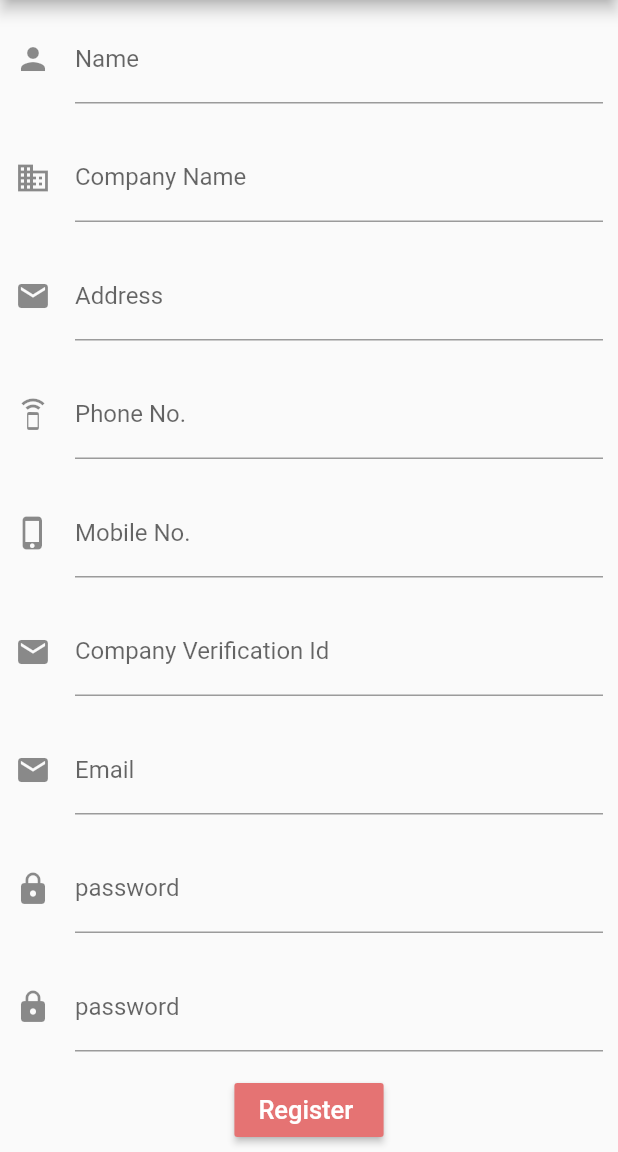
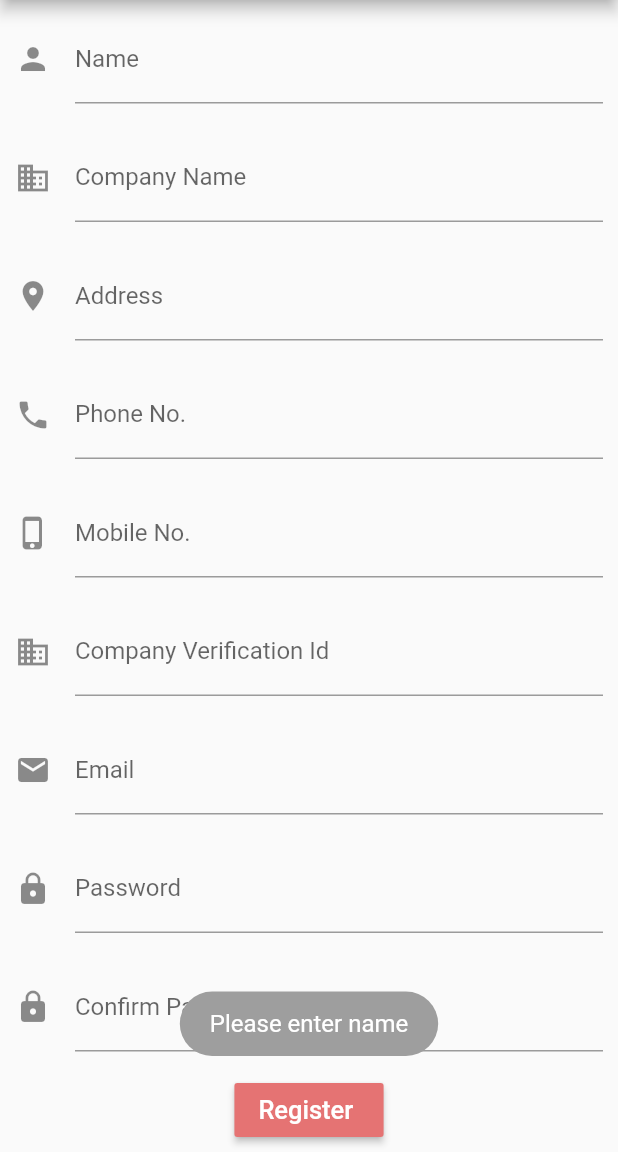
Before and after one commit to mrsambhi/job_portal, a Flutter app: the RegistrationProvider screen opened directly, after a tap on "Register", on a phone screen of 412 x 824 dp, the part 84-1236 px from its top. Run offline on Flutter 3.47's test engine with Material 2 defaults, Android fonts, the phone set to English and light mode, and no system bars; our stand-ins replace fluttertoast, shared_preferences; accounts and stored records are empty.

Commit message:
Login And Register API Implemented

```diff
--- a/lib/screens/Provider/login_provider.dart
+++ b/lib/screens/Provider/login_provider.dart
@@ -44,13 +44,15 @@ class LoginProviderFormState extends State<LoginProvider> {
       httpClient.close();
       Map data = json.decode(reply);
       String status = data['status'].toString();
-      for(var d in data['err']){
+      String err = data['err'].toString();
+      /*for(var d in data['err']){
         print(" ${d}");
         setState(() {
           id=d['id'];
 
         });
-      }
+      }*/
+
       print('RESPONCE_DATA : ' + status);
       CustomProgressLoader.cancelLoader(context);
 
--- a/lib/screens/Provider/registration_provider.dart
+++ b/lib/screens/Provider/registration_provider.dart
@@ -1,5 +1,13 @@
+import 'dart:io';
+import 'dart:async';
+import 'dart:convert';
+
 import 'package:flutter/material.dart';
-import 'package:job_portal/screens/seekers/login.dart';
+import 'package:fluttertoast/fluttertoast.dart';
+import 'package:job_portal/screens/Provider/login_provider.dart';
+import 'package:job_portal/screens/CustomProgressLoader.dart';
+import 'package:job_portal/screens/Constantss.dart';
+import 'package:shared_preferences/shared_preferences.dart';
 /*import 'package:image_picker/image_picker.dart';
 import 'dart:async';
 import 'dart:io';*/
@@ -15,7 +23,73 @@ class RegistrationProviderFormState extends State<RegistrationProvider> {
 
   final _scaffoldKey = GlobalKey<ScaffoldState>();
   TextEditingController password = new TextEditingController();
+  TextEditingController name = new TextEditingController();
+  TextEditingController companyName = new TextEditingController();
+  TextEditingController address = new TextEditingController();
+  TextEditingController phone = new TextEditingController();
+  TextEditingController mobile = new TextEditingController();
+  TextEditingController cvi = new TextEditingController();
 
+  TextEditingController email = new TextEditingController();
+  String reply;
+
+
+  Future<String> apiRequest(String url, Map jsonMap) async {
+    try {
+      CustomProgressLoader.showLoader(context);
+
+      HttpClient httpClient = new HttpClient();
+      HttpClientRequest request = await httpClient.postUrl(Uri.parse(url));
+      request.headers.set('content-type', 'application/json');
+      request.add(utf8.encode(json.encode(jsonMap)));
+      HttpClientResponse response = await request.close();
+      // todo - you should check the response.statusCode
+      var reply = await response.transform(utf8.decoder).join();
+      httpClient.close();
+      Map data = json.decode(reply);
+      String status = data['status'].toString();
+
+      print('RESPONCE_DATA : ' + status);
+
+      CustomProgressLoader.cancelLoader(context);
+
+      if (status == "1") {
+        Fluttertoast.showToast(
+            msg: "Successfully Register",
+            toastLength: Toast.LENGTH_SHORT,
+            gravity: ToastGravity.BOTTOM,
+            timeInSecForIos: 1,
+            backgroundColor: Colors.grey,
+            textColor: Colors.white,
+            fontSize: 16.0);
+        Navigator.push(  context,
+            new MaterialPageRoute(builder: (BuildContext context) => LoginProvider()));
+        return reply;
+      } else  {
+        Fluttertoast.showToast(
+            msg: "Try Again ,Some Thing Went Wrong",
+            toastLength: Toast.LENGTH_SHORT,
+            gravity: ToastGravity.BOTTOM,
+            timeInSecForIos: 1,
+
+            backgroundColor: Colors.black26,
+            textColor: Colors.white,
+            fontSize: 16.0);
+      }
+    } catch (e) {
+      CustomProgressLoader.cancelLoader(context);
+      print(e);
+      Fluttertoast.showToast(
+          msg: e.toString(),
+          toastLength: Toast.LENGTH_SHORT,
+          gravity: ToastGravity.BOTTOM,
+          timeInSecForIos: 1,
+          backgroundColor: Colors.black26,
+          textColor: Colors.white,
+          fontSize: 16.0);
+      return reply;
+    }
+  }
 
   /* Future getImage() async {
     var image = await ImagePicker.pickImage(source: ImageSource.camera);
@@ -24,28 +98,118 @@ class RegistrationProviderFormState extends State<RegistrationProvider> {
       _image = image;
     });
   }*/
-
-
-  void submit(){
-
-    if(_formKey.currentState.validate()){
-      final snackBar = SnackBar(content: Text('Sucessfully registered'));
-      _scaffoldKey.currentState.showSnackBar(snackBar);
-      Navigator.push(context,MaterialPageRoute(builder: (context) => LoginSeeker()));
-    }else{
-      Scaffold.of(context)
-          .showSnackBar(SnackBar(content: Text('Please Enter full data')));
-    }
-  }
-  String validateEmail(String value) {
+  Future validation() async {
     Pattern pattern =
         r'^(([^<>()[\]\\.,;:\s@\"]+(\.[^<>()[\]\\.,;:\s@\"]+)*)|(\".+\"))@((\[[0-9]{1,3}\.[0-9]{1,3}\.[0-9]{1,3}\.[0-9]{1,3}\])|(([a-zA-Z\-0-9]+\.)+[a-zA-Z]{2,}))$';
     RegExp regex = new RegExp(pattern);
-    if (!regex.hasMatch(value))
-      return 'Enter Valid Email';
-    else
-      return null;
+
+    if (name.text.isEmpty) {
+      Fluttertoast.showToast(
+          msg: "Please enter name",
+          toastLength: Toast.LENGTH_SHORT,
+          gravity: ToastGravity.BOTTOM,
+          timeInSecForIos: 1,
+          backgroundColor: Colors.grey,
+          textColor: Colors.white,
+          fontSize: 16.0);
+    }
+    else if (companyName.text.isEmpty) {
+      Fluttertoast.showToast(
+          msg: "Please enter Company Name",
+          toastLength: Toast.LENGTH_SHORT,
+          gravity: ToastGravity.BOTTOM,
+          timeInSecForIos: 1,
+          backgroundColor: Colors.grey,
+          textColor: Colors.white,
+          fontSize: 16.0);
+    }
+    else if (address.text.isEmpty) {
+      Fluttertoast.showToast(
+          msg: "Please enter address",
+          toastLength: Toast.LENGTH_SHORT,
+          gravity: ToastGravity.BOTTOM,
+          timeInSecForIos: 1,
+          backgroundColor: Colors.grey,
+          textColor: Colors.white,
+          fontSize: 16.0);
+    }else if (cvi.text.isEmpty) {
+      Fluttertoast.showToast(
+          msg: "Please enter company verification ID",
+          toastLength: Toast.LENGTH_SHORT,
+          gravity: ToastGravity.BOTTOM,
+          timeInSecForIos: 1,
+          backgroundColor: Colors.grey,
+          textColor: Colors.white,
+          fontSize: 16.0);
+    }else if (email.text.isEmpty) {
+      Fluttertoast.showToast(
+          msg: "Please enter email",
+          toastLength: Toast.LENGTH_SHORT,
+          gravity: ToastGravity.BOTTOM,
+          timeInSecForIos: 1,
+          backgroundColor: Colors.grey,
+          textColor: Colors.white,
+          fontSize: 16.0);
+    } else if (!regex.hasMatch(email.text)) {
+      Fluttertoast.showToast(
+          msg: "Please enter valid email",
+          toastLength: Toast.LENGTH_SHORT,
+          gravity: ToastGravity.BOTTOM,
+          timeInSecForIos: 1,
+          backgroundColor: Colors.grey,
+          textColor: Colors.white,
+          fontSize: 16.0);
+    } else if (mobile.text.isEmpty) {
+      Fluttertoast.showToast(
+          msg: "Please enter mobile no",
+          toastLength: Toast.LENGTH_SHORT,
+          gravity: ToastGravity.BOTTOM,
+          timeInSecForIos: 1,
+          backgroundColor: Colors.grey,
+          textColor: Colors.white,
+          fontSize: 16.0);
+    } else if (mobile.text.length != 10) {
+      Fluttertoast.showToast(
+          msg: "Please enter 10 digit mobile no",
+          toastLength: Toast.LENGTH_SHORT,
+          gravity: ToastGravity.BOTTOM,
+          timeInSecForIos: 1,
+          backgroundColor: Colors.grey,
+          textColor: Colors.white,
+          fontSize: 16.0);
+    } else if (password.text.isEmpty) {
+      Fluttertoast.showToast(
+          msg: "Please enter password",
+          toastLength: Toast.LENGTH_SHORT,
+          gravity: ToastGravity.BOTTOM,
+          timeInSecForIos: 1,
+          backgroundColor: Colors.grey,
+          textColor: Colors.white,
+          fontSize: 16.0);
+    } else if (password.text.length < 6) {
+      Fluttertoast.showToast(
+          msg: "Password atleast 6 character",
+          toastLength: Toast.LENGTH_SHORT,
+          gravity: ToastGravity.BOTTOM,
+          timeInSecForIos: 1,
+          backgroundColor: Colors.grey,
+          textColor: Colors.white,
+          fontSize: 16.0);
+    } else {
+      Map map = {
+        "name": '${name.text}',
+        "company": '${companyName.text}',
+        "address": '${address.text}',
+        "phno": '${phone.text}',
+        "mobile": '${mobile.text}',
+        "registration_no": '${cvi.text}',
+        "email": '${email.text}',
+        "password": '${password.text}'
+      };
+      apiRequest(Constants.SIGNUPPROVIDER_URL, map);
+    }
   }
+
   @override
   Widget build(BuildContext context) {
     // Build a Form widget using the _formKey created above.
@@ -57,9 +221,8 @@ class RegistrationProviderFormState extends State<RegistrationProvider> {
       ),
       body:
       SingleChildScrollView(
-        child:
-        new Form(
-          key: _formKey,
+
+
           child: Column(
             crossAxisAlignment: CrossAxisAlignment.start,
             children: <Widget>[
@@ -83,6 +246,7 @@ class RegistrationProviderFormState extends State<RegistrationProvider> {
               new Container(
                 margin: EdgeInsets.all(10.0),
                 child:TextFormField(
+                  controller: name,
                   decoration: const InputDecoration(
                     icon: Icon(Icons.person),
                     hintText: 'John Cena',
@@ -98,8 +262,10 @@ class RegistrationProviderFormState extends State<RegistrationProvider> {
                 ),
               ),
               new Container(
+
                 margin: EdgeInsets.all(10.0),
                 child:TextFormField(
+                  controller: companyName,
                   decoration: const InputDecoration(
                     icon: Icon(Icons.business),
                     hintText: 'ABCD',
@@ -116,8 +282,9 @@ class RegistrationProviderFormState extends State<RegistrationProvider> {
               ),new Container(
                 margin: EdgeInsets.all(10.0),
                 child:TextFormField(
+                  controller: address,
                   decoration: const InputDecoration(
-                    icon: Icon(Icons.email),
+                    icon: Icon(Icons.location_on),
                     hintText: '250, Vishnupuri colony..',
                     labelText: 'Address',
                   ),
@@ -134,8 +301,9 @@ class RegistrationProviderFormState extends State<RegistrationProvider> {
               new Container(
                 margin: EdgeInsets.all(10.0),
                 child:TextFormField(
+                  controller: phone,
                   decoration: const InputDecoration(
-                    icon: Icon(Icons.speaker_phone),
+                    icon: Icon(Icons.local_phone),
                     hintText: '9713222232',
                     labelText: 'Phone No.',
                   ),
@@ -152,6 +320,7 @@ class RegistrationProviderFormState extends State<RegistrationProvider> {
               new Container(
                 margin: EdgeInsets.all(10.0),
                 child:TextFormField(
+                  controller: mobile,
                   decoration: const InputDecoration(
                     icon: Icon(Icons.phone_iphone),
                     hintText: '9898989898',
@@ -167,69 +336,57 @@ class RegistrationProviderFormState extends State<RegistrationProvider> {
                 ),
               ),  new Container(
                 margin: EdgeInsets.all(10.0),
-                child:TextFormField(
+                child:TextField(
+                  controller: cvi,
                   decoration: const InputDecoration(
-                    icon: Icon(Icons.email),
+                    icon: Icon(Icons.business),
                     hintText: 'SIN-no.,TIN',
                     labelText: 'Company Verification Id',
                   ),
                   minLines: 1,
-                  validator: validateEmail,
+
                 ),
               ),  new Container(
                 margin: EdgeInsets.all(10.0),
-                child:TextFormField(
+                child:TextField(
+                  controller: email,
                   decoration: const InputDecoration(
                     icon: Icon(Icons.email),
                     hintText: 'john@gmail.com',
                     labelText: 'Email',
                   ),
                   minLines: 1,
-                  validator: validateEmail,
+
                 ),
               ),
 
               new Container(
                 margin: EdgeInsets.all(10.0),
 
-                child:TextFormField(
+                child:TextField(
                   decoration: const InputDecoration(
                     icon: Icon(Icons.lock),
-                    hintText: 'password',
-                    labelText: 'password',
+                    hintText: 'Enter Password',
+                    labelText: 'Password',
                   ),
                   controller: password,
-                  onSaved: (String value){
-
-                  },
                   obscureText: true,
                   minLines: 1,
-                  validator: (value) {
-                    if (value.length <6) {
-                      return 'minimum 6 letter';
-                    }
-                    return null;
-                  },
                 ),
               ),
 
               new Container(
                 margin: EdgeInsets.all(10.0),
 
-                child:TextFormField(
+                child:TextField(
                   decoration: const InputDecoration(
                     icon: Icon(Icons.lock),
-                    hintText: 'password',
-                    labelText: 'password',
+                    hintText: 'Enter Password',
+                    labelText: 'Confirm Password',
                   ),
                   obscureText: true,
                   minLines: 1,
-                  validator: (value) {
-                    if (value != password.text.toString()) {
-                      return 'Password not matched';
-                    }
-                    return null;
-                  },
+
                 ),
               ),
               new Container(
@@ -237,7 +394,7 @@ class RegistrationProviderFormState extends State<RegistrationProvider> {
                   padding:EdgeInsets.all(5.0),
                   child: RaisedButton(
                     color: Colors.red[300],
-                    onPressed: submit,
+                    onPressed: validation,
                     child: Text('Register ',style: new TextStyle(fontSize: 17.0,
                       color: Colors.white,
                     ),
@@ -250,7 +407,7 @@ class RegistrationProviderFormState extends State<RegistrationProvider> {
             ],
           ),
         ),
-      ),
+
     );
   }
 }
```
Also changed, not shown: lib/screens/seekers/login.dart (+183 -34 lines).
